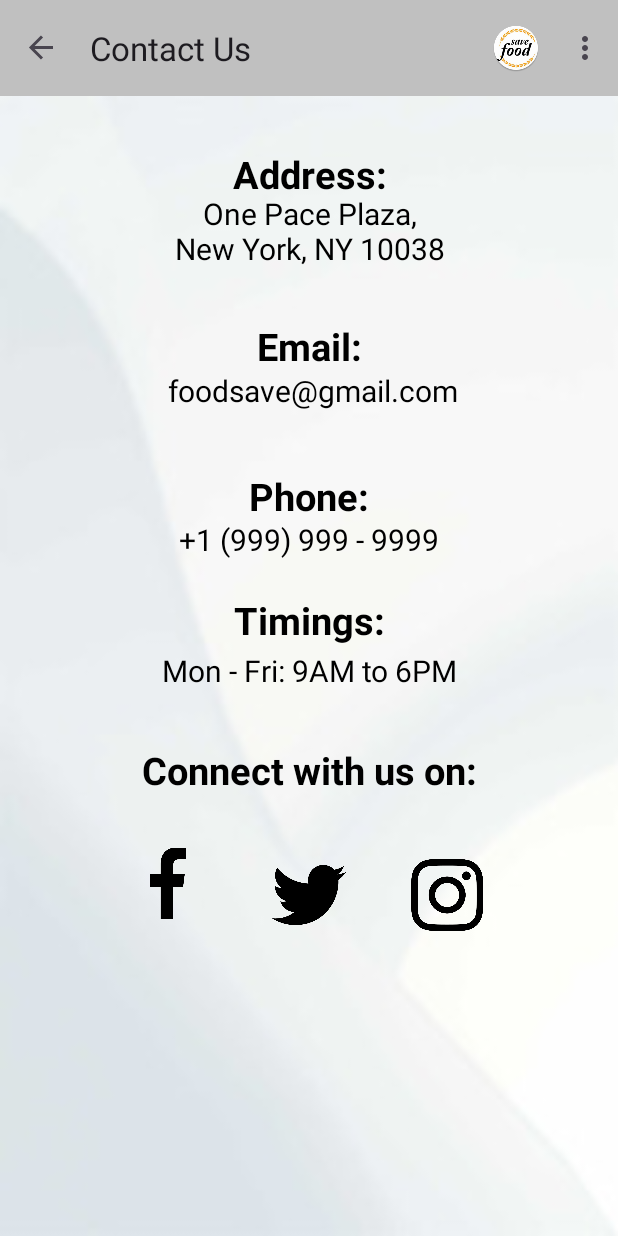
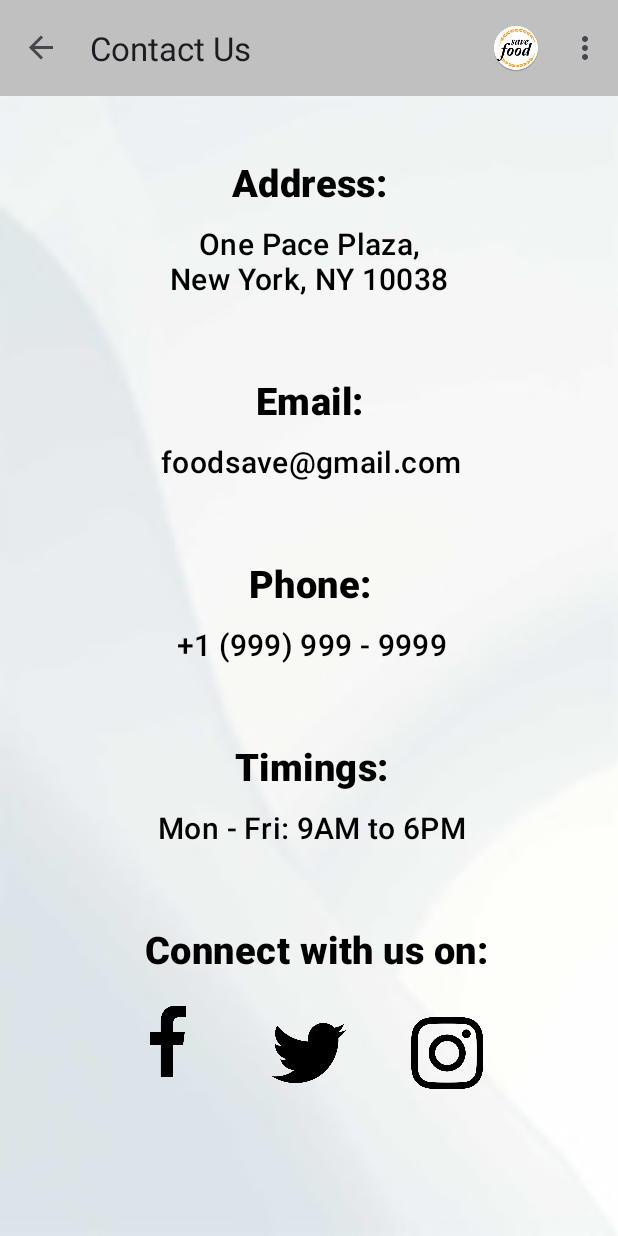
Before and after one commit to CS639-Team-4-Final-Project/FoodSave, an Android app: the Contact_Us screen opened through its navigation route, on a phone screen of 412 x 824 dp. Run offline under Robolectric (Android 15) with nearby library versions, the phone set to English and light mode, and no system bars; our stand-ins replace Firebase (no records; nobody signed in at launch, a user with empty details on screens opened directly), navigation-ui.

Commit message:
Contact Us & About Us UI modified

```diff
--- a/app/src/main/res/layout/about_us.xml
+++ b/app/src/main/res/layout/about_us.xml
@@ -6,83 +6,87 @@
     android:layout_height="match_parent"
     android:background="@drawable/background2"
     xmlns:tools="http://schemas.android.com/tools"
-        tools:context=".About_Us">
+    tools:context=".About_Us">
 
     <TextView
 
         android:id="@+id/welcometext"
-        android:layout_width="330dp"
+        android:layout_width="380dp"
         android:layout_height="wrap_content"
-        android:layout_marginTop="30dp"
+        android:layout_marginTop="20dp"
         android:gravity="center"
         android:text="@string/your_text_here"
-        android:textSize="13sp"
+        android:textSize="15sp"
         app:layout_constraintTop_toTopOf="parent"
         app:layout_constraintStart_toStartOf="parent"
         app:layout_constraintTop_toBottomOf="parent"
         app:layout_constraintEnd_toEndOf="parent"
+        android:textAppearance="?attr/textAppearanceHeadline6"
         />
 
     <TextView
 
         android:id="@+id/ouraimTextView"
-        android:layout_width="330dp"
+        android:layout_width="380dp"
         android:layout_height="wrap_content"
         android:gravity="center"
         android:text="@string/our_aim_Text_View"
         android:textSize="23sp"
-        android:layout_marginTop="20dp"
+        android:layout_marginTop="15dp"
         android:textStyle="bold"
         app:layout_constraintEnd_toEndOf="@id/welcometext"
         app:layout_constraintStart_toStartOf="@id/welcometext"
-        app:layout_constraintTop_toBottomOf="@id/welcometext"/>
+        app:layout_constraintTop_toBottomOf="@id/welcometext"
+        android:textAppearance="?attr/textAppearanceHeadline6"/>
 
     <TextView
         android:id="@+id/ouraim"
-        android:layout_width="330dp"
+        android:layout_width="380dp"
         android:layout_height="wrap_content"
         android:gravity="center"
         android:text="@string/aim"
-        android:textSize="13sp"
-        android:layout_marginTop="5dp"
+        android:textSize="15sp"
+        android:layout_marginTop="0dp"
         app:layout_constraintEnd_toEndOf="@id/ouraimTextView"
         app:layout_constraintStart_toStartOf="@id/ouraimTextView"
         tools:ignore="MissingConstraints"
         tools:layout_editor_absoluteY="145dp"
-        app:layout_constraintTop_toBottomOf="@id/ouraimTextView"/>
+        app:layout_constraintTop_toBottomOf="@id/ouraimTextView"
+        android:textAppearance="?attr/textAppearanceHeadline6"/>
 
     <TextView
 
         android:id="@+id/ChooseUsTextView"
-        android:layout_width="330dp"
+        android:layout_width="380dp"
         android:layout_height="wrap_content"
         android:text="@string/choose"
         android:textSize="23sp"
-        android:layout_marginTop="20dp"
+        android:layout_marginTop="15dp"
         android:textStyle="bold"
         android:gravity="center"
         app:layout_constraintEnd_toEndOf="@id/ouraim"
         app:layout_constraintStart_toStartOf="@id/ouraim"
         app:layout_constraintTop_toBottomOf="@id/ouraim"
-         />
+        android:textAppearance="?attr/textAppearanceHeadline6"/>
 
     <TextView
         android:id="@+id/WhyChooseUsTextView"
-        android:layout_width="330dp"
+        android:layout_width="380dp"
         android:layout_height="wrap_content"
         android:gravity="center"
         android:text="@string/why_choose_us"
-        android:textSize="13sp"
+        android:textSize="15sp"
         app:layout_constraintEnd_toEndOf="@id/ChooseUsTextView"
-        android:layout_marginTop="5dp"
+        android:layout_marginTop="0dp"
         app:layout_constraintStart_toStartOf="@id/ChooseUsTextView"
         app:layout_constraintTop_toBottomOf="@id/ChooseUsTextView"
+        android:textAppearance="?attr/textAppearanceHeadline6"
         />
 
     <TextView
 
         android:id="@+id/EndingTextView"
-        android:layout_width="330dp"
+        android:layout_width="380dp"
         android:layout_height="wrap_content"
         android:gravity="center"
         android:text="@string/common"
@@ -91,7 +95,8 @@
         android:layout_marginTop="20dp"
         app:layout_constraintStart_toStartOf="@id/WhyChooseUsTextView"
         app:layout_constraintTop_toBottomOf="@id/WhyChooseUsTextView"
-        app:layout_constraintEnd_toEndOf="@id/WhyChooseUsTextView"/>
+        app:layout_constraintEnd_toEndOf="@id/WhyChooseUsTextView"
+        android:textAppearance="?attr/textAppearanceHeadline6"/>
 
 
 </androidx.constraintlayout.widget.ConstraintLayout>
--- a/app/src/main/res/layout/contact_us.xml
+++ b/app/src/main/res/layout/contact_us.xml
@@ -8,193 +8,174 @@
     tools:context=".Contact_Us">
 
 
-    <!-- Contact Information -->
-    <TextView
-        android:id="@+id/contactTextView"
-        android:layout_width="0dp"
-        android:layout_height="wrap_content"
-        android:gravity="center"
-        android:text=""
-        android:textColor="@color/black"
-        android:textSize="25sp"
-        android:textStyle="bold"
-        app:layout_constraintEnd_toEndOf="parent"
-        tools:layout_editor_absoluteY="80dp"
-        tools:ignore="MissingConstraints" />
-
-
     <TextView
         android:id="@+id/addressTextView"
-        android:layout_width="0dp"
+        android:layout_width="wrap_content"
         android:layout_height="wrap_content"
-
+        android:layout_marginTop="40dp"
         android:gravity="center"
         android:text="@string/address"
         android:textColor="@color/black"
         android:textSize="25sp"
         android:textStyle="bold"
         app:layout_constraintEnd_toEndOf="parent"
-        app:layout_constraintHorizontal_bias="0.0"
         app:layout_constraintStart_toStartOf="parent"
-        app:layout_constraintTop_toBottomOf="@id/contactTextView" />
+        app:layout_constraintTop_toTopOf="parent"
+        android:textAppearance="?attr/textAppearanceHeadline6"
+        tools:ignore="MissingConstraints" />
 
     <TextView
         android:id="@+id/PaceaddressTextView"
-        android:layout_width="0dp"
+        android:layout_width="wrap_content"
         android:layout_height="wrap_content"
-        android:layout_marginTop="30dp"
+        android:layout_marginTop="10dp"
         android:textSize="20sp"
         android:gravity="center"
-        android:text="@string/one_pace_plaza_nnew_york_ny_10038"
+        android:text="@string/one_pace_plaza_new_york_ny_10038"
         android:textColor="@color/black"
-        app:layout_constraintEnd_toEndOf="parent"
-        app:layout_constraintHorizontal_bias="0.0"
-        app:layout_constraintStart_toStartOf="parent"
-        app:layout_constraintTop_toBottomOf="@id/contactTextView"
-        tools:ignore="DuplicateIds" />
+        app:layout_constraintEnd_toEndOf="@id/addressTextView"
+        app:layout_constraintStart_toStartOf="@id/addressTextView"
+        app:layout_constraintTop_toBottomOf="@id/addressTextView"
+        android:textAppearance="?attr/textAppearanceHeadline6"/>
 
     <TextView
         android:id="@+id/emailTextView"
         android:layout_width="0dp"
         android:layout_height="wrap_content"
-        android:layout_marginTop="80dp"
+        android:layout_marginTop="50dp"
         android:gravity="center"
         android:textStyle="bold"
         android:textSize="25sp"
         android:text="@string/email"
         android:textColor="@color/black"
-        app:layout_constraintEnd_toEndOf="parent"
-        app:layout_constraintHorizontal_bias="0.0"
-        app:layout_constraintStart_toStartOf="parent"
-        app:layout_constraintTop_toBottomOf="@id/addressTextView" />
+        app:layout_constraintEnd_toEndOf="@id/PaceaddressTextView"
+        app:layout_constraintStart_toStartOf="@id/PaceaddressTextView"
+        app:layout_constraintTop_toBottomOf="@id/PaceaddressTextView"
+        android:textAppearance="?attr/textAppearanceHeadline6"/>
 
     <TextView
         android:id="@+id/gmailTextView"
-        android:layout_width="0dp"
+        android:layout_width="wrap_content"
         android:layout_height="wrap_content"
-        android:layout_marginTop="90dp"
+        android:layout_marginTop="10dp"
         android:gravity="center"
         android:textSize="20sp"
-        android:text="@string/n_foodsave_gmail_com"
+        android:text="@string/foodsave_gmail_com"
         android:textColor="@color/black"
-        app:layout_constraintEnd_toEndOf="parent"
-        app:layout_constraintHorizontal_bias="0.0"
-        app:layout_constraintStart_toStartOf="parent"
-        app:layout_constraintTop_toBottomOf="@id/addressTextView"
-        tools:ignore="DuplicateIds" />
+        app:layout_constraintEnd_toEndOf="@id/emailTextView"
+        app:layout_constraintStart_toStartOf="@id/emailTextView"
+        app:layout_constraintTop_toBottomOf="@id/emailTextView"
+        android:textAppearance="?attr/textAppearanceHeadline6"/>
 
     <TextView
         android:id="@+id/phoneTextView"
-        android:layout_width="0dp"
+        android:layout_width="wrap_content"
         android:layout_height="wrap_content"
-        android:layout_marginTop="65dp"
+        android:layout_marginTop="50dp"
         android:gravity="center"
         android:textStyle="bold"
         android:textSize="25sp"
         android:text="@string/phone"
         android:textColor="@color/black"
-        app:layout_constraintEnd_toEndOf="parent"
-        app:layout_constraintHorizontal_bias="0.0"
-        app:layout_constraintStart_toStartOf="parent"
-        app:layout_constraintTop_toBottomOf="@id/emailTextView" />
+        app:layout_constraintEnd_toEndOf="@id/gmailTextView"
+        app:layout_constraintStart_toStartOf="@id/gmailTextView"
+        app:layout_constraintTop_toBottomOf="@id/gmailTextView"
+        android:textAppearance="?attr/textAppearanceHeadline6"/>
 
 
     <TextView
         android:id="@+id/TextView"
-        android:layout_width="0dp"
+        android:layout_width="wrap_content"
         android:layout_height="wrap_content"
-        android:layout_marginTop="98dp"
+        android:layout_marginTop="10dp"
         android:textSize="20sp"
         android:gravity="center"
         android:text="@string/_1_999_999_9999"
         android:textColor="@color/black"
-        app:layout_constraintEnd_toEndOf="parent"
-        app:layout_constraintHorizontal_bias="0.0"
-        app:layout_constraintStart_toStartOf="parent"
-        app:layout_constraintTop_toBottomOf="@id/emailTextView"
-        tools:ignore="DuplicateIds" />
+        app:layout_constraintEnd_toEndOf="@id/phoneTextView"
+        app:layout_constraintStart_toStartOf="@id/phoneTextView"
+        app:layout_constraintTop_toBottomOf="@id/phoneTextView"
+        android:textAppearance="?attr/textAppearanceHeadline6"/>
 
     <TextView
         android:id="@+id/timingTextView"
-        android:layout_width="0dp"
+        android:layout_width="wrap_content"
         android:layout_height="wrap_content"
-        android:layout_marginTop="48dp"
+        android:layout_marginTop="50dp"
         android:gravity="center"
         android:text="@string/timings"
         android:textColor="@color/black"
         android:textSize="25sp"
         android:textStyle="bold"
-        app:layout_constraintEnd_toEndOf="parent"
-        app:layout_constraintHorizontal_bias="0.0"
-        app:layout_constraintStart_toStartOf="parent"
-        app:layout_constraintTop_toBottomOf="@id/phoneTextView"
-        tools:ignore="DuplicateIds" />
+        app:layout_constraintEnd_toEndOf="@id/TextView"
+        app:layout_constraintStart_toStartOf="@id/TextView"
+        app:layout_constraintTop_toBottomOf="@id/TextView"
+        android:textAppearance="?attr/textAppearanceHeadline6"/>
 
     <TextView
         android:id="@+id/timingsTextView"
-        android:layout_width="0dp"
+        android:layout_width="wrap_content"
         android:layout_height="wrap_content"
-        android:layout_marginTop="85dp"
+        android:layout_marginTop="10dp"
         android:gravity="center"
         android:textSize="20sp"
         android:text="@string/mon_fri_9am_to_6pm"
         android:textColor="@color/black"
-        app:layout_constraintEnd_toEndOf="parent"
-        app:layout_constraintHorizontal_bias="0.0"
-        app:layout_constraintStart_toStartOf="parent"
-        app:layout_constraintTop_toBottomOf="@id/phoneTextView"
-        tools:ignore="DuplicateIds" />
+        app:layout_constraintEnd_toEndOf="@id/timingTextView"
+        app:layout_constraintStart_toStartOf="@id/timingTextView"
+        app:layout_constraintTop_toBottomOf="@id/timingTextView"
+        android:textAppearance="?attr/textAppearanceHeadline6"/>
 
     <TextView
         android:id="@+id/connectTextView"
-        android:layout_width="0dp"
-        android:layout_height="50dp"
-        android:layout_marginTop="28dp"
+        android:layout_width="wrap_content"
+        android:layout_height="wrap_content"
+        android:layout_marginTop="50dp"
         android:gravity="center"
         android:text="@string/connect_with_us_on"
         android:textColor="@color/black"
         android:textSize="25sp"
         android:textStyle="bold"
-        app:layout_constraintEnd_toEndOf="parent"
-        app:layout_constraintHorizontal_bias="0.0"
-        app:layout_constraintStart_toStartOf="parent"
+        app:layout_constraintEnd_toEndOf="@id/timingsTextView"
+        app:layout_constraintHorizontal_bias="0.363"
+        app:layout_constraintStart_toStartOf="@id/timingsTextView"
         app:layout_constraintTop_toBottomOf="@id/timingsTextView"
-        tools:ignore="MissingConstraints" />
+        android:textAppearance="?attr/textAppearanceHeadline6"/>
 
     <ImageView
         android:id="@+id/facebookIcon"
         android:layout_width="47dp"
         android:layout_height="48dp"
-        android:layout_marginTop="104dp"
+        android:layout_marginTop="20dp"
         android:onClick="openFacebookUrl"
         android:src="@drawable/facebook"
         app:layout_constraintEnd_toEndOf="parent"
         app:layout_constraintHorizontal_bias="0.241"
         app:layout_constraintStart_toStartOf="parent"
-        app:layout_constraintTop_toBottomOf="@id/timingsTextView" />
+        app:layout_constraintTop_toBottomOf="@id/connectTextView" />
 
     <ImageView
         android:id="@+id/instagramIcon"
         android:layout_width="48dp"
         android:layout_height="64dp"
-        android:layout_marginTop="104dp"
+        android:layout_marginTop="20dp"
         android:onClick="openInstagramUrl"
         android:src="@drawable/instagram"
         app:layout_constraintEnd_toEndOf="parent"
         app:layout_constraintHorizontal_bias="0.752"
         app:layout_constraintStart_toStartOf="parent"
-        app:layout_constraintTop_toBottomOf="@id/timingsTextView" />
+        app:layout_constraintTop_toBottomOf="@id/connectTextView" />
 
     <ImageView
         android:id="@+id/twitterIcon"
         android:layout_width="49dp"
         android:layout_height="64dp"
-        android:layout_marginTop="104dp"
+        android:layout_marginTop="20dp"
         android:onClick="openTwitterUrl"
         android:src="@drawable/twitter"
         app:layout_constraintEnd_toEndOf="parent"
         app:layout_constraintStart_toStartOf="parent"
-        app:layout_constraintTop_toBottomOf="@id/timingsTextView" />
+        app:layout_constraintTop_toBottomOf="@id/connectTextView" />
 
 
 </androidx.constraintlayout.widget.ConstraintLayout>
--- a/app/src/main/res/values/strings.xml
+++ b/app/src/main/res/values/strings.xml
@@ -50,9 +50,9 @@
 
     <string name="_1_999_999_9999">+1 (999) 999 - 9999</string>
     <string name="phone">Phone:</string>
-    <string name="n_foodsave_gmail_com">\n foodsave@gmail.com</string>
+    <string name="foodsave_gmail_com">foodsave@gmail.com</string>
     <string name="email">Email:</string>
-    <string name="one_pace_plaza_nnew_york_ny_10038">One Pace Plaza,\nNew York, NY 10038</string>
+    <string name="one_pace_plaza_new_york_ny_10038">One Pace Plaza,\nNew York, NY 10038</string>
     <string name="address">Address:</string>
 
     <string name="timings">Timings:</string>
```
